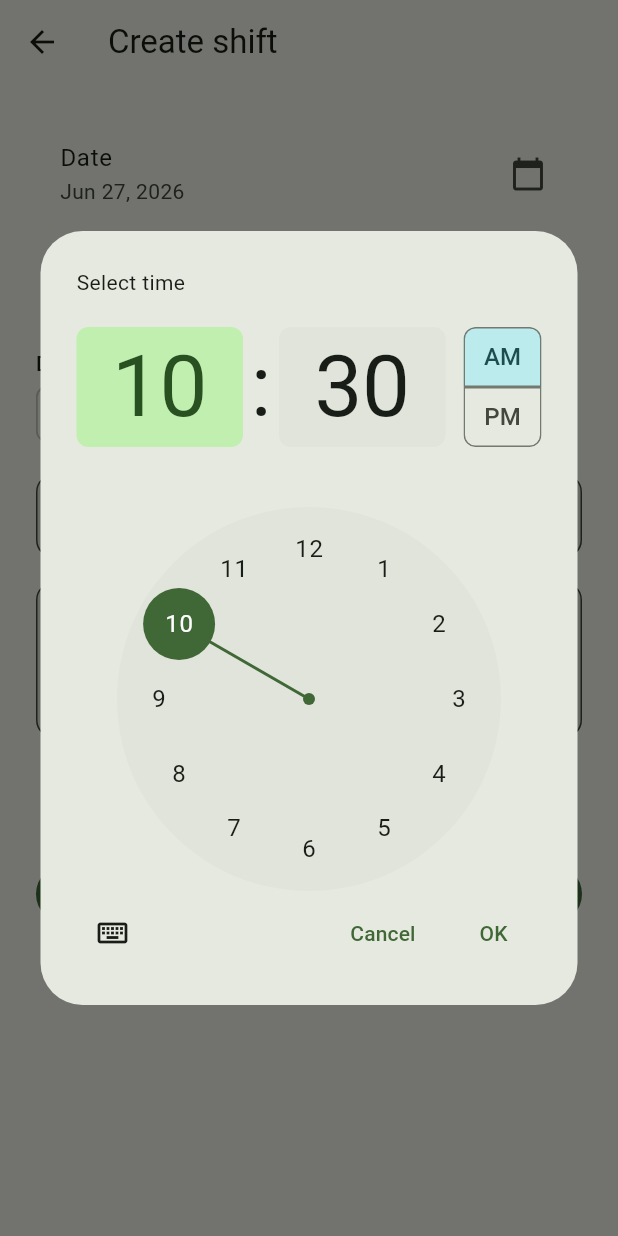
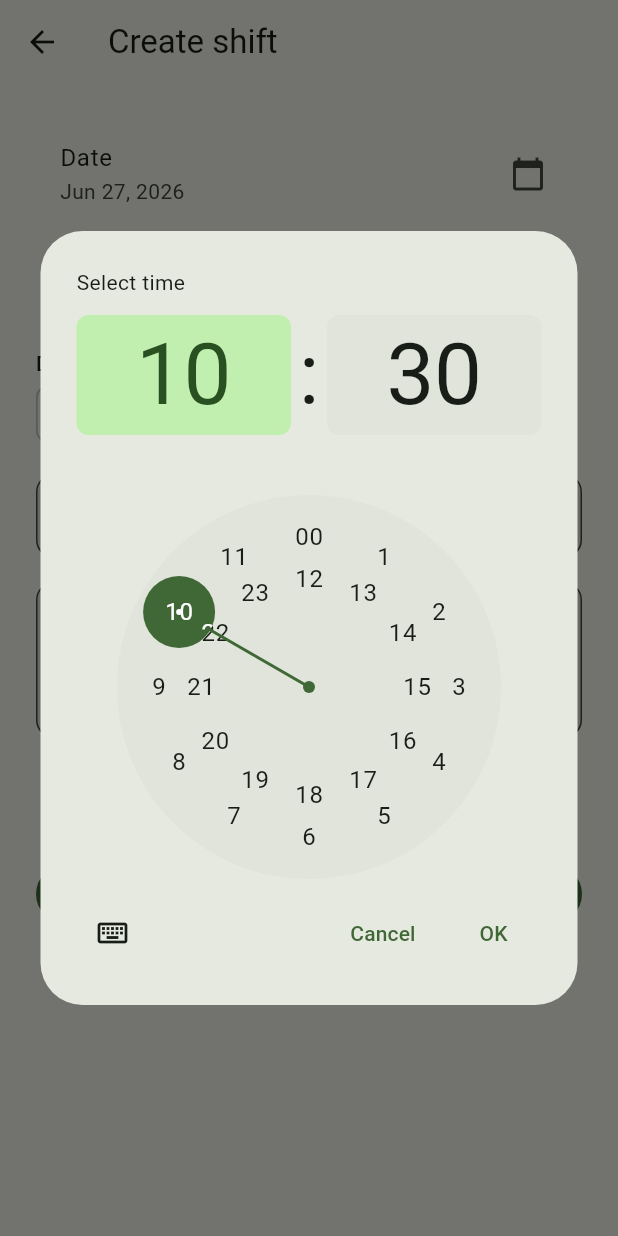
Before and after one commit to GuyErreich/FamilyCareApp, a Flutter app: the CreateShiftPage screen opened by its route, after a tap on "Start time", on a phone screen of 412 x 824 dp. Run offline on Flutter 3.47's test engine with Material 3 defaults, Android fonts, the phone set to English and light mode, and no system bars; our stand-ins replace cloud_firestore, equatable, firebase_auth, firebase_core, firebase_messaging, flutter_local_notifications and 5 more; missing offline and left inert: extension_google_sign_in_as_googleapis_auth, googleapis; accounts and stored records are empty.

Commit message:
Show shift times in 24-hour format with current default.
Format times as HH:mm across shift UI, default new shifts to the current time, and force the time picker to 24-hour mode.

Co-authored-by: Cursor <cursoragent@cursor.com>

```diff
--- a/lib/core/utils/date_time_utils.dart
+++ b/lib/core/utils/date_time_utils.dart
@@ -13,7 +13,20 @@ abstract final class DateTimeUtils {
 
   static String formatDate(DateTime date) => DateFormat.yMMMd().format(date);
 
-  static String formatTime(DateTime dateTime) => DateFormat.jm().format(dateTime);
+  /// 24-hour clock, e.g. `14:30`.
+  static String formatTime(DateTime dateTime) => DateFormat('HH:mm').format(dateTime);
+
+  /// 24-hour clock for [TimeOfDay], e.g. `09:05`.
+  static String formatTimeOfDay(TimeOfDay time) {
+    final hour = time.hour.toString().padLeft(2, '0');
+    final minute = time.minute.toString().padLeft(2, '0');
+    return '$hour:$minute';
+  }
+
+  /// Start and end time in 24-hour format, e.g. `14:30 – 16:30`.
+  static String formatTimeRange(DateTime start, DateTime end) {
+    return '${formatTime(start)} – ${formatTime(end)}';
+  }
 
   static String formatDuration(int minutes) {
     final hours = minutes ~/ 60;
--- a/lib/features/dashboard/presentation/pages/dashboard_page.dart
+++ b/lib/features/dashboard/presentation/pages/dashboard_page.dart
@@ -119,7 +119,7 @@ class _ShiftCard extends StatelessWidget {
         leading: member != null ? MemberAvatar(member: member) : const Icon(Icons.person),
         title: Text(member?.name ?? 'Companion'),
         subtitle: Text(
-          '${DateTimeUtils.formatTime(shift.startDateTime)} · '
+          '${DateTimeUtils.formatTimeRange(shift.startDateTime, shift.endDateTime)} · '
           '${DateTimeUtils.formatDuration(shift.durationMinutes)}',
         ),
         trailing: const Icon(Icons.chevron_right),
--- a/lib/features/shifts/presentation/pages/create_shift_page.dart
+++ b/lib/features/shifts/presentation/pages/create_shift_page.dart
@@ -46,8 +46,9 @@ class _CreateShiftPageState extends ConsumerState<CreateShiftPage> {
   @override
   void initState() {
     super.initState();
-    _date = widget.initialDate ?? DateTime.now();
-    _startTime = TimeOfDay.now();
+    final now = DateTime.now();
+    _date = widget.initialDate ?? now;
+    _startTime = TimeOfDay(hour: now.hour, minute: now.minute);
     _assignedUserId = widget.initialUserId;
     if (widget.shiftId != null) {
       _loadShift();
@@ -181,12 +182,18 @@ class _CreateShiftPageState extends ConsumerState<CreateShiftPage> {
             ),
             ListTile(
               title: const Text('Start time'),
-              subtitle: Text(_startTime.format(context)),
+              subtitle: Text(DateTimeUtils.formatTimeOfDay(_startTime)),
               trailing: const Icon(Icons.access_time),
               onTap: () async {
                 final picked = await showTimePicker(
                   context: context,
                   initialTime: _startTime,
+                  builder: (context, child) => MediaQuery(
+                    data: MediaQuery.of(context).copyWith(
+                      alwaysUse24HourFormat: true,
+                    ),
+                    child: child!,
+                  ),
                 );
                 if (picked != null) setState(() => _startTime = picked);
               },
--- a/lib/features/shifts/presentation/pages/shift_details_page.dart
+++ b/lib/features/shifts/presentation/pages/shift_details_page.dart
@@ -110,7 +110,10 @@ class _ShiftDetailsPageState extends ConsumerState<ShiftDetailsPage> {
             ),
             _DetailRow(
               label: 'Time',
-              value: DateTimeUtils.formatTime(shift.startDateTime),
+              value: DateTimeUtils.formatTimeRange(
+                shift.startDateTime,
+                shift.endDateTime,
+              ),
             ),
             _DetailRow(
               label: 'Duration',
```
Also changed, not shown: lib/features/calendar/presentation/pages/calendar_page.dart (+6 -1 lines).
